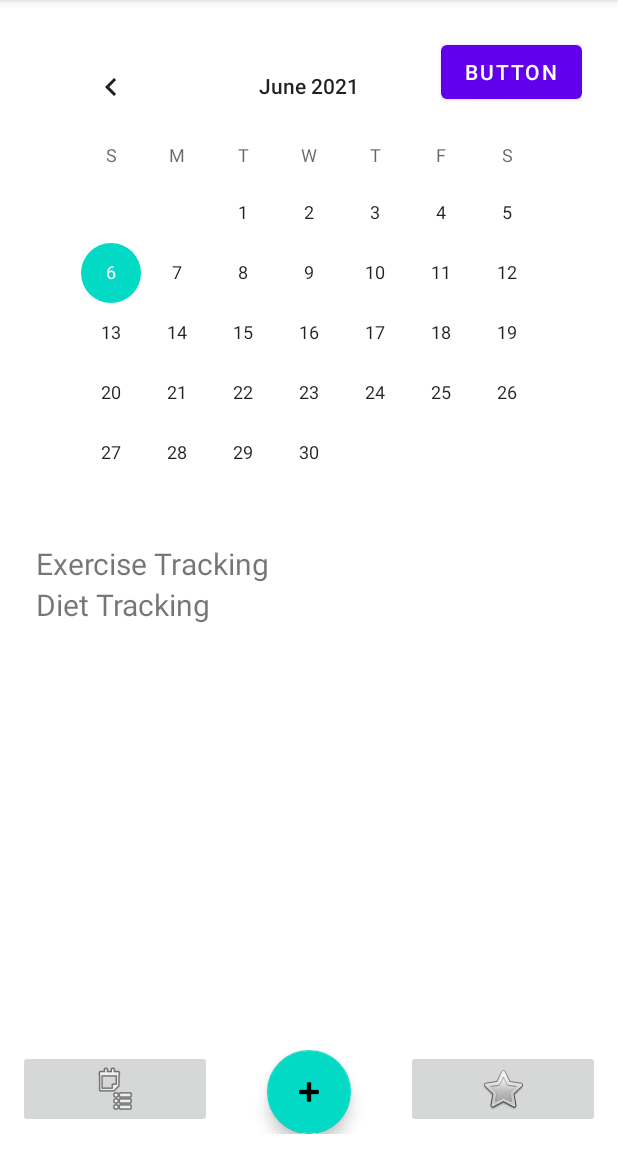
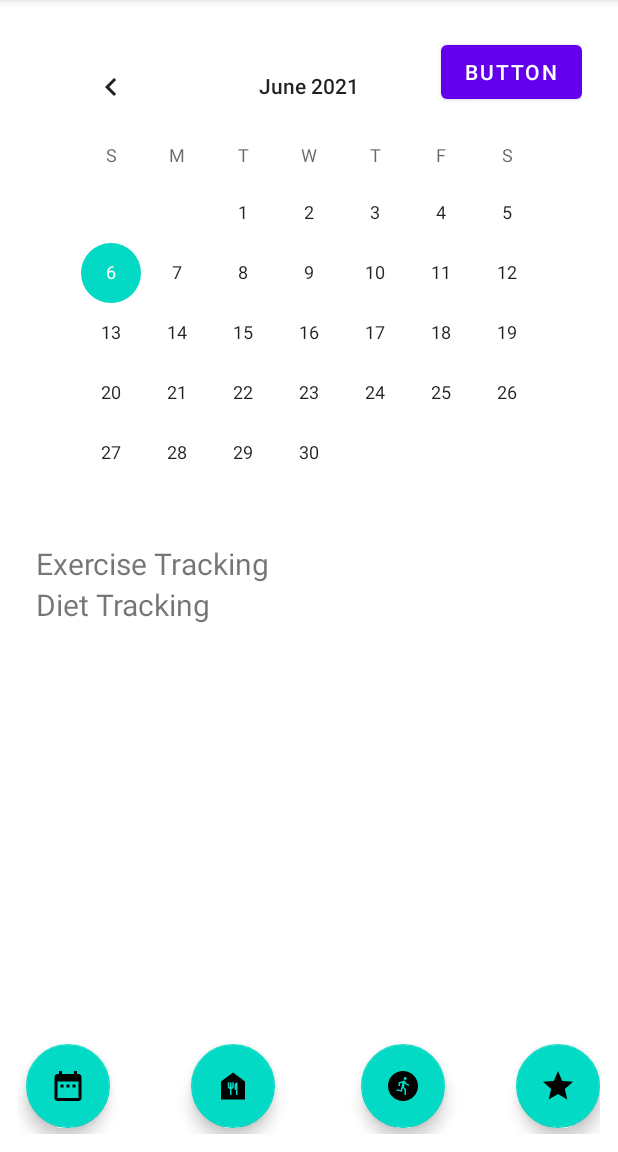
Before and after one commit to ss251/WeFit, an Android app: the screen it shows after launch (MainActivity), on a phone screen of 412 x 824 dp, the part 84-1236 px from its top. Run offline under Robolectric (Android 15) with nearby library versions, the phone set to English and light mode, and no system bars.

Commit message:
modify nav icons

```diff
--- a/app/build.gradle
+++ b/app/build.gradle
@@ -16,6 +16,8 @@ android {
         versionName "1.0"
 
         testInstrumentationRunner "androidx.test.runner.AndroidJUnitRunner"
+
+        vectorDrawables.useSupportLibrary = true
     }
 
     buildFeatures {
@@ -44,10 +46,10 @@ dependencies {
     implementation 'androidx.appcompat:appcompat:1.3.0'
     implementation 'com.google.android.material:material:1.3.0'
     implementation 'androidx.constraintlayout:constraintlayout:2.0.4'
-    implementation 'androidx.navigation:navigation-fragment-ktx:2.3.0'
-    implementation 'androidx.navigation:navigation-ui-ktx:2.3.0'
+    implementation 'androidx.navigation:navigation-fragment-ktx:2.3.5'
+    implementation 'androidx.navigation:navigation-ui-ktx:2.3.5'
     implementation 'androidx.legacy:legacy-support-v4:1.0.0'
-    testImplementation 'junit:junit:4.+'
+    testImplementation 'junit:junit:4.13.2'
     androidTestImplementation 'androidx.test.ext:junit:1.1.2'
     androidTestImplementation 'androidx.test.espresso:espresso-core:3.3.0'
 
--- /dev/null
+++ b/app/src/main/res/drawable/ic_baseline_date_range_24.xml
@@ -0,0 +1,10 @@
+<vector xmlns:android="http://schemas.android.com/apk/res/android"
+    android:width="24dp"
+    android:height="24dp"
+    android:viewportWidth="24"
+    android:viewportHeight="24"
+    android:tint="?attr/colorControlNormal">
+  <path
+      android:fillColor="@android:color/white"
+      android:pathData="M9,11L7,11v2h2v-2zM13,11h-2v2h2v-2zM17,11h-2v2h2v-2zM19,4h-1L18,2h-2v2L8,4L8,2L6,2v2L5,4c-1.11,0 -1.99,0.9 -1.99,2L3,20c0,1.1 0.89,2 2,2h14c1.1,0 2,-0.9 2,-2L21,6c0,-1.1 -0.9,-2 -2,-2zM19,20L5,20L5,9h14v11z"/>
+</vector>
--- /dev/null
+++ b/app/src/main/res/drawable/ic_baseline_food_bank_24.xml
@@ -0,0 +1,10 @@
+<vector xmlns:android="http://schemas.android.com/apk/res/android"
+    android:width="24dp"
+    android:height="24dp"
+    android:viewportWidth="24"
+    android:viewportHeight="24"
+    android:tint="?attr/colorControlNormal">
+  <path
+      android:fillColor="@android:color/white"
+      android:pathData="M12,3L4,9v12h16V9L12,3zM12.5,12.5c0,0.83 -0.67,1.5 -1.5,1.5v4h-1v-4c-0.83,0 -1.5,-0.67 -1.5,-1.5v-3h1v3H10v-3h1v3h0.5v-3h1V12.5zM15,18h-1v-3.5h-1v-3c0,-1.1 0.9,-2 2,-2V18z"/>
+</vector>
--- /dev/null
+++ b/app/src/main/res/drawable/ic_baseline_run_circle_24.xml
@@ -0,0 +1,10 @@
+<vector xmlns:android="http://schemas.android.com/apk/res/android"
+    android:width="24dp"
+    android:height="24dp"
+    android:viewportWidth="24"
+    android:viewportHeight="24"
+    android:tint="?attr/colorControlNormal">
+  <path
+      android:fillColor="@android:color/white"
+      android:pathData="M12,2C6.48,2 2,6.48 2,12c0,5.52 4.48,10 10,10s10,-4.48 10,-10C22,6.48 17.52,2 12,2zM13.5,6c0.55,0 1,0.45 1,1c0,0.55 -0.45,1 -1,1s-1,-0.45 -1,-1C12.5,6.45 12.95,6 13.5,6zM16,12c-0.7,0 -2.01,-0.54 -2.91,-1.76l-0.41,2.35L14,14.03V18h-1v-3.58l-1.11,-1.21l-0.52,2.64L7.6,15.08l0.2,-0.98l2.78,0.57l0.96,-4.89L10,10.35V12H9V9.65l3.28,-1.21c0.49,-0.18 1.03,0.06 1.26,0.53C14.37,10.67 15.59,11 16,11V12z"/>
+</vector>
--- /dev/null
+++ b/app/src/main/res/drawable/ic_baseline_star_24.xml
@@ -0,0 +1,10 @@
+<vector xmlns:android="http://schemas.android.com/apk/res/android"
+    android:width="24dp"
+    android:height="24dp"
+    android:viewportWidth="24"
+    android:viewportHeight="24"
+    android:tint="?attr/colorControlNormal">
+  <path
+      android:fillColor="@android:color/white"
+      android:pathData="M12,17.27L18.18,21l-1.64,-7.03L22,9.24l-7.19,-0.61L12,2 9.19,8.63 2,9.24l5.46,4.73L5.82,21z"/>
+</vector>
--- a/app/src/main/res/layout/activity_main.xml
+++ b/app/src/main/res/layout/activity_main.xml
@@ -26,31 +26,78 @@
         app:layout_constraintBottom_toBottomOf="parent"
         app:layout_constraintStart_toStartOf="parent"
         app:layout_constraintEnd_toEndOf="parent"
-        app:layout_constraintTop_toBottomOf="@id/navHost">
+        app:layout_constraintTop_toBottomOf="@id/navHost"
+        android:baselineAligned="false">
 
-        <ImageButton
+
+
+        <androidx.constraintlayout.widget.ConstraintLayout
+            android:layout_width="0dp"
+            android:layout_height="wrap_content"
+            android:layout_weight="1">
+
+            <com.google.android.material.floatingactionbutton.FloatingActionButton
                 android:id="@+id/ibCalendar"
                 android:layout_width="wrap_content"
                 android:layout_height="wrap_content"
+                android:layout_marginBottom="4dp"
                 android:layout_weight="1"
-            android:src="@android:drawable/ic_menu_agenda" />
+                android:clickable="true"
+                android:focusable="true"
+                app:layout_constraintBottom_toBottomOf="parent"
+                app:layout_constraintEnd_toStartOf="@+id/fbDiet"
+                app:layout_constraintHorizontal_bias="0.092"
+                app:layout_constraintStart_toStartOf="parent"
+                app:srcCompat="@drawable/ic_baseline_date_range_24" />
 
-        <androidx.constraintlayout.widget.ConstraintLayout
+            <com.google.android.material.floatingactionbutton.FloatingActionButton
+                android:id="@+id/fbDiet"
                 android:layout_width="wrap_content"
                 android:layout_height="wrap_content"
-            android:layout_weight="1">
+                android:layout_marginBottom="4dp"
+                android:layout_weight="1"
+                android:clickable="true"
+                android:focusable="true"
+                app:layout_constraintBottom_toBottomOf="parent"
+                app:layout_constraintEnd_toEndOf="parent"
+                app:layout_constraintHorizontal_bias="0.347"
+                app:layout_constraintStart_toStartOf="parent"
+                app:srcCompat="@drawable/ic_baseline_food_bank_24" />
 
             <com.google.android.material.floatingactionbutton.FloatingActionButton
                 android:id="@+id/fbAdd"
                 android:layout_width="wrap_content"
                 android:layout_height="wrap_content"
+                android:layout_marginBottom="4dp"
                 android:layout_weight="1"
                 android:clickable="true"
                 android:focusable="true"
+                app:layout_constraintBottom_toBottomOf="parent"
+                app:layout_constraintEnd_toEndOf="parent"
+                app:layout_constraintHorizontal_bias="0.688"
                 app:layout_constraintStart_toStartOf="parent"
+                app:srcCompat="@drawable/ic_baseline_run_circle_24" />
+
+            <com.google.android.material.floatingactionbutton.FloatingActionButton
+                android:id="@+id/ibGoals"
+                android:layout_width="wrap_content"
+                android:layout_height="wrap_content"
+                android:layout_marginBottom="4dp"
+                android:layout_weight="1"
+                android:clickable="true"
+                android:focusable="true"
+                style="?android:attr/borderlessButtonStyle"
+                app:layout_constraintBottom_toBottomOf="parent"
                 app:layout_constraintEnd_toEndOf="parent"
-                app:layout_constraintBottom_toBottomOf="parent"
-                app:srcCompat="@android:drawable/ic_input_add"/>
+                app:layout_constraintHorizontal_bias="1.0"
+                app:layout_constraintStart_toStartOf="parent"
+                app:srcCompat="@drawable/ic_baseline_star_24" />
+
+
+
+
+
+
 
             <!--            <com.google.android.material.floatingactionbutton.FloatingActionButton-->
             <!--                android:id="@+id/fbAddExercise"-->
@@ -77,12 +124,7 @@
 
         </androidx.constraintlayout.widget.ConstraintLayout>
 
-        <ImageButton
-            android:id="@+id/ibGoals"
-            android:layout_width="wrap_content"
-            android:layout_height="wrap_content"
-            android:layout_weight="1"
-            android:src="@android:drawable/btn_star" />
+
     </LinearLayout>
 
 
```
Lines whose indentation alone changed are shown as unchanged.
